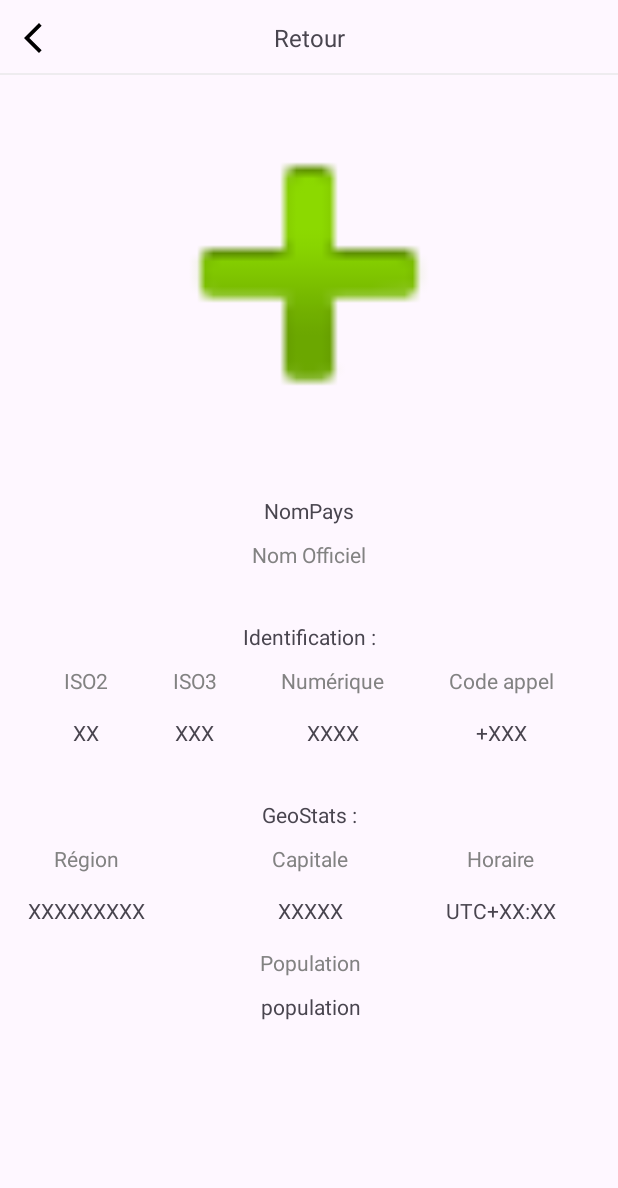
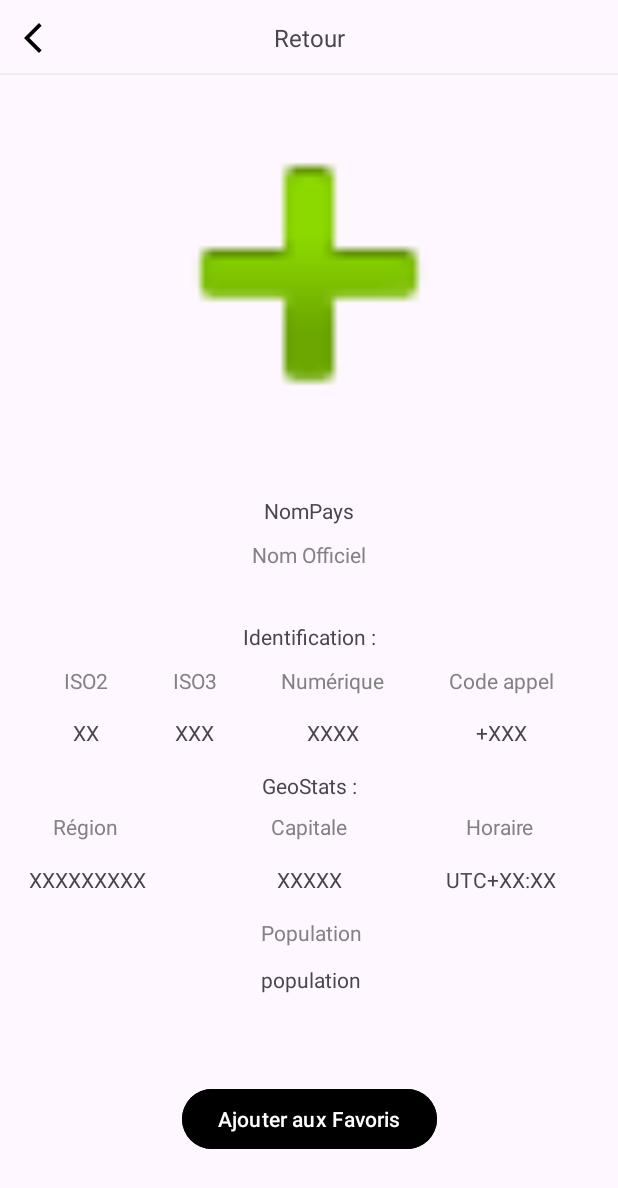
Before and after one commit to michi-mourchid/globetrotapp, an Android app: the layout activity_detail.xml on its own in the app's theme, with its tools: preview values and no code run, on a phone screen of 412 x 824 dp. Shown: the top 1188 px of the screen. Run offline under Robolectric (Android 15) with nearby library versions, the phone set to English and light mode, and no system bars; Roboto replaces fonts that are not available here.

Commit message:
update: wip favorite

```diff
--- a/app/build.gradle.kts
+++ b/app/build.gradle.kts
@@ -1,6 +1,7 @@
 plugins {
     alias(libs.plugins.android.application)
     alias(libs.plugins.jetbrains.kotlin.android)
+    id("kotlin-kapt")
 }
 
 android {
@@ -55,6 +56,9 @@ dependencies {
     implementation("com.squareup.retrofit2:converter-gson:2.9.0")
     implementation("com.github.bumptech.glide:glide:4.12.0")
     annotationProcessor("com.github.bumptech.glide:compiler:4.12.0")
+    implementation("androidx.room:room-runtime:2.3.0")
+    kapt("androidx.room:room-compiler:2.3.0")
+
 
     testImplementation(libs.junit)
     androidTestImplementation(libs.androidx.junit)
--- a/app/src/main/java/com/android/flagcountryapp/DetailActivity.kt
+++ b/app/src/main/java/com/android/flagcountryapp/DetailActivity.kt
@@ -67,7 +67,7 @@ class DetailActivity : AppCompatActivity() {
         retour = findViewById(R.id.image_retour)
         retour.setOnClickListener{
             val intent = Intent(this.applicationContext,PaysFragment::class.java)
-            startActivity(intent)
+            applicationContext.startActivity(intent)
         }
 
 
--- a/app/src/main/java/com/android/flagcountryapp/Pays.kt
+++ b/app/src/main/java/com/android/flagcountryapp/Pays.kt
@@ -1,9 +1,12 @@
 package com.android.flagcountryapp
 import com.google.gson.JsonElement
 import com.google.gson.annotations.SerializedName
+import androidx.room.Entity
+import androidx.room.PrimaryKey
 
+@Entity(tableName = "pays")
 data class Pays(
-    @SerializedName("name") val name: String,
+    @PrimaryKey @SerializedName("name") val name: String,
     @SerializedName("official_name") val officialName: String,
     @SerializedName("topLevelDomain") val topLevelDomain: JsonElement,
     @SerializedName("alpha2Code") val alpha2Code: String,
--- /dev/null
+++ b/app/src/main/res/drawable/baseline_favorite_border_24.xml
@@ -0,0 +1,5 @@
+<vector xmlns:android="http://schemas.android.com/apk/res/android" android:height="24dp" android:tint="#000000" android:viewportHeight="24" android:viewportWidth="24" android:width="24dp">
+
+    <path android:fillColor="@android:color/white" android:pathData="M16.5,3c-1.74,0 -3.41,0.81 -4.5,2.09C10.91,3.81 9.24,3 7.5,3 4.42,3 2,5.42 2,8.5c0,3.78 3.4,6.86 8.55,11.54L12,21.35l1.45,-1.32C18.6,15.36 22,12.28 22,8.5 22,5.42 19.58,3 16.5,3zM12.1,18.55l-0.1,0.1 -0.1,-0.1C7.14,14.24 4,11.39 4,8.5 4,6.5 5.5,5 7.5,5c1.54,0 3.04,0.99 3.57,2.36h1.87C13.46,5.99 14.96,5 16.5,5c2,0 3.5,1.5 3.5,3.5 0,2.89 -3.14,5.74 -7.9,10.05z"/>
+
+</vector>
--- a/app/src/main/res/layout/activity_detail.xml
+++ b/app/src/main/res/layout/activity_detail.xml
@@ -174,23 +174,47 @@
         app:layout_constraintTop_toBottomOf="@+id/textView7" />
 
     <TextView
+        android:id="@+id/population"
+        android:layout_width="wrap_content"
+        android:layout_height="wrap_content"
+        android:layout_marginTop="12dp"
+        android:text="population"
+        app:layout_constraintEnd_toEndOf="@+id/textView"
+        app:layout_constraintHorizontal_bias="0.0"
+        app:layout_constraintStart_toStartOf="@+id/textView"
+        app:layout_constraintTop_toBottomOf="@+id/textView" />
+
+    <TextView
         android:id="@+id/textView12"
         android:layout_width="wrap_content"
         android:layout_height="wrap_content"
-        android:layout_marginTop="35dp"
+        android:layout_marginTop="16dp"
         android:text="GeoStats :"
         app:layout_constraintEnd_toEndOf="parent"
+        app:layout_constraintHorizontal_bias="0.501"
         app:layout_constraintStart_toStartOf="parent"
         app:layout_constraintTop_toBottomOf="@+id/numericode" />
+
+    <TextView
+        android:id="@+id/horaire"
+        android:layout_width="wrap_content"
+        android:layout_height="wrap_content"
+        android:layout_marginTop="16dp"
+        android:text="UTC+XX:XX"
+        app:layout_constraintEnd_toEndOf="@+id/textView16"
+        app:layout_constraintHorizontal_bias="0.481"
+        app:layout_constraintStart_toStartOf="@+id/textView16"
+        app:layout_constraintTop_toBottomOf="@+id/textView16" />
 
     <TextView
         android:id="@+id/textView13"
         android:layout_width="wrap_content"
         android:layout_height="wrap_content"
-        android:layout_marginTop="10dp"
+        android:layout_marginTop="8dp"
         android:text="Région"
         android:textColor="@color/holder_gris"
         app:layout_constraintEnd_toEndOf="@+id/textView4"
+        app:layout_constraintHorizontal_bias="0.538"
         app:layout_constraintStart_toStartOf="@+id/textView4"
         app:layout_constraintTop_toBottomOf="@+id/textView12" />
 
@@ -198,21 +222,46 @@
         android:id="@+id/textView15"
         android:layout_width="wrap_content"
         android:layout_height="wrap_content"
-        android:layout_marginTop="10dp"
+        android:layout_marginTop="8dp"
         android:text="Capitale"
         android:textColor="@color/holder_gris"
         app:layout_constraintEnd_toEndOf="@+id/textView12"
+        app:layout_constraintHorizontal_bias="0.461"
         app:layout_constraintStart_toStartOf="@+id/textView12"
         app:layout_constraintTop_toBottomOf="@+id/textView12" />
+
+    <TextView
+        android:id="@+id/capitale"
+        android:layout_width="wrap_content"
+        android:layout_height="wrap_content"
+        android:layout_marginTop="16dp"
+        android:text="XXXXX"
+        app:layout_constraintEnd_toEndOf="@+id/textView15"
+        app:layout_constraintHorizontal_bias="0.571"
+        app:layout_constraintStart_toStartOf="@+id/textView15"
+        app:layout_constraintTop_toBottomOf="@+id/textView15" />
+
+    <TextView
+        android:id="@+id/textView"
+        android:layout_width="wrap_content"
+        android:layout_height="wrap_content"
+        android:layout_marginTop="16dp"
+        android:text="Population"
+        android:textColor="@color/holder_gris"
+        app:layout_constraintEnd_toEndOf="@+id/textView15"
+        app:layout_constraintHorizontal_bias="0.437"
+        app:layout_constraintStart_toStartOf="@+id/textView15"
+        app:layout_constraintTop_toBottomOf="@+id/capitale" />
 
     <TextView
         android:id="@+id/textView16"
         android:layout_width="wrap_content"
         android:layout_height="wrap_content"
-        android:layout_marginTop="10dp"
+        android:layout_marginTop="8dp"
         android:text="Horaire"
         android:textColor="@color/holder_gris"
         app:layout_constraintEnd_toEndOf="@+id/textView7"
+        app:layout_constraintHorizontal_bias="0.48"
         app:layout_constraintStart_toStartOf="@+id/textView7"
         app:layout_constraintTop_toBottomOf="@+id/textView12" />
 
@@ -220,51 +269,25 @@
         android:id="@+id/region"
         android:layout_width="wrap_content"
         android:layout_height="wrap_content"
-        android:layout_marginTop="15dp"
+        android:layout_marginTop="16dp"
         android:text="XXXXXXXXX"
         app:layout_constraintEnd_toEndOf="@+id/textView13"
+        app:layout_constraintHorizontal_bias="0.472"
         app:layout_constraintStart_toStartOf="@+id/textView13"
         app:layout_constraintTop_toBottomOf="@+id/textView13" />
 
-    <TextView
-        android:id="@+id/capitale"
+    <Button
+        android:id="@+id/button_ajout_favoris"
         android:layout_width="wrap_content"
         android:layout_height="wrap_content"
-        android:layout_marginTop="15dp"
-        android:text="XXXXX"
-        app:layout_constraintEnd_toEndOf="@+id/textView15"
-        app:layout_constraintStart_toStartOf="@+id/textView15"
-        app:layout_constraintTop_toBottomOf="@+id/textView15" />
-
-    <TextView
-        android:id="@+id/horaire"
-        android:layout_width="wrap_content"
-        android:layout_height="wrap_content"
-        android:layout_marginTop="15dp"
-        android:text="UTC+XX:XX"
-        app:layout_constraintEnd_toEndOf="@+id/textView16"
-        app:layout_constraintStart_toStartOf="@+id/textView16"
-        app:layout_constraintTop_toBottomOf="@+id/textView16" />
-
-    <TextView
-        android:id="@+id/textView"
-        android:layout_width="wrap_content"
-        android:layout_height="wrap_content"
-        android:layout_marginTop="15dp"
-        android:text="Population"
-        android:textColor="@color/holder_gris"
-        app:layout_constraintEnd_toEndOf="@+id/textView15"
-        app:layout_constraintStart_toStartOf="@+id/textView15"
-        app:layout_constraintTop_toBottomOf="@+id/capitale" />
-
-    <TextView
-        android:id="@+id/population"
-        android:layout_width="wrap_content"
-        android:layout_height="wrap_content"
-        android:layout_marginTop="10dp"
-        android:text="population"
-        app:layout_constraintEnd_toEndOf="@+id/textView"
-        app:layout_constraintStart_toStartOf="@+id/textView"
-        app:layout_constraintTop_toBottomOf="@+id/textView" />
+        android:layout_marginTop="5dp"
+        android:backgroundTint="@color/black"
+        android:text="Ajouter aux Favoris"
+        android:textColorHint="@color/black"
+        android:textColorLink="@color/black"
+        app:layout_constraintBottom_toBottomOf="parent"
+        app:layout_constraintEnd_toEndOf="parent"
+        app:layout_constraintStart_toStartOf="parent"
+        app:layout_constraintTop_toBottomOf="@+id/population" />
 
 </androidx.constraintlayout.widget.ConstraintLayout>
```
Also changed, not shown: app/src/main/java/com/android/flagcountryapp/AppDatabase.kt (added, +25 -0 lines), app/src/main/java/com/android/flagcountryapp/FavoriteCountryAdapter.kt (added, +36 -0 lines), app/src/main/java/com/android/flagcountryapp/dao/CountryDao.kt (added, +19 -0 lines), app/src/main/res/layout/fragment_favoris.xml (+17 -0 lines), app/src/main/res/layout/item_pays.xml (+13 -3 lines).
